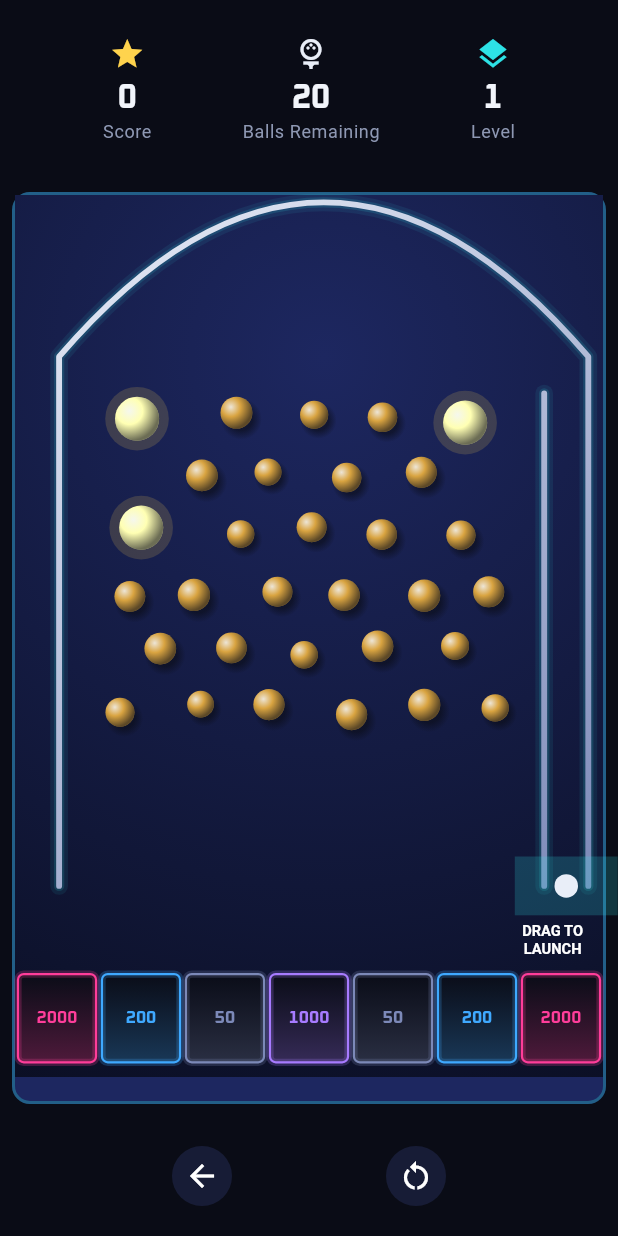
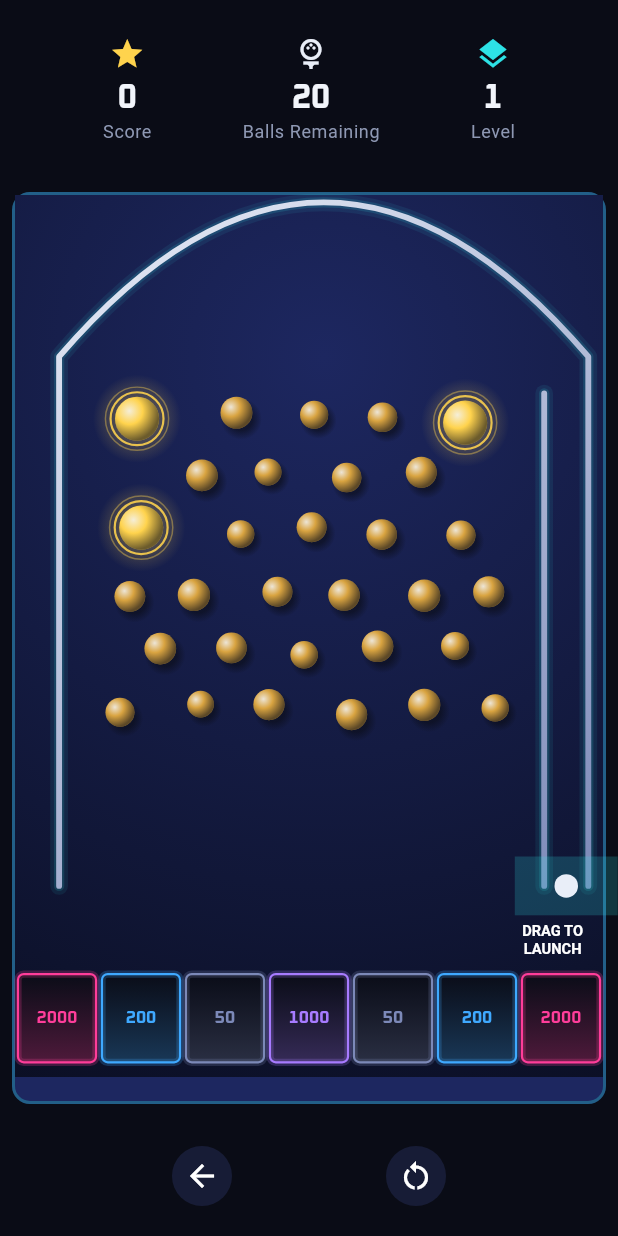
Before and after one commit to frankbria/pachinko, a Flutter app: the screen it shows after launch, after a tap on "Play", on a phone screen of 412 x 824 dp. Run offline on Flutter 3.47's test engine with Material 3 defaults, Android fonts, the phone set to English and light mode, and no system bars; our stand-ins replace just_audio, shared_preferences.

Commit message:
feat(pegs): prize pegs read as prizes; bonus overlay and confetti in the palette (#28) (#69)
* feat(pegs): prize pegs read as prizes; bonus overlay and confetti in the palette (#28)

- A prize peg still to win is a gold sphere in a soft halo with two gold
  rings that breathe with its shimmer. It used to be drawn 70% white: the
  hit flash applied whenever a peg was animating, and a shimmering prize
  peg always is. The flash now needs the peg to have been hit.
- A collected prize peg is dimmed to dark gold with one thin ring, so it
  is plain which prizes remain. Peg.isCollected and
  Peg.collectedPrizeColor carry that; the mocks are regenerated.
- The bonus announcement is a dark scrim with a gold glow and the display
  face, drawn under the balls, the confetti and the popups so it does not
  muddy them. Confetti pieces are discs, diamonds and streamers by size,
  in the palette's gold, magenta, violet, blue and cyan.
- The announcement and confetti live in board_effects.dart, which a test
  reads for colours outside GameConstants.

Peg count, radius and the bonus rules are unchanged. How to Play already
called the pegs gold; a test now pins it.

Claude-Session: https://claude.ai/code/session_01Gt1D2xJNQAaDNDDzqRKKd7

* fix(pegs): a prize peg still to win casts no shadow (#28)

From the cross-family review. Since #26 a glowing peg drew no shadow; this
branch brought the shadow back by accident when the halo moved into
paintSphere. A prize still to win is a light, and a shadow showing through
its halo reads as a dark ring. A collected one, which no longer glows,
keeps its shadow. paintSphere's comment said the wrong thing about when
castsShadow is false and is rewritten.

Claude-Session: https://claude.ai/code/session_01Gt1D2xJNQAaDNDDzqRKKd7

```diff
--- a/lib/models/peg.dart
+++ b/lib/models/peg.dart
@@ -117,27 +117,25 @@ class Peg {
     }
   }
 
+  /// What a prize peg looks like once it has been collected: its gold dimmed
+  /// towards the cabinet, so that the pegs still to win stand out.
+  static final Color collectedPrizeColor =
+      Color.lerp(GameConstants.specialPegColor, GameConstants.cabinetColor, 0.55)!;
+
+  /// Whether this is a prize peg that has been hit on this level.
+  bool get isCollected => type == PegType.special && hasBeenHit;
+
+  /// The colour to draw the peg in: its own, or the dimmed gold of a
+  /// collected prize, brightened towards the ink colour while its hit flash
+  /// runs. A prize peg's shimmer is not in its colour; the board shows it in
+  /// the halo and rings around the peg.
   Color get renderColor {
-    // Determine base color for this peg
-    Color baseColor = color;
+    final baseColor = isCollected ? collectedPrizeColor : color;
 
-    // Special pegs show shimmer effect when highlighted and unhit
-    if (type == PegType.special && isHighlighted) {
-      // Apply shimmer intensity to yellow glow
-      baseColor = Color.lerp(color, const Color(0xFFFFFF00), 0.5 + shimmerIntensity)!;
+    // pulseProgress: 0.0 at the hit, 1.0 when the flash is over
+    if (hasBeenHit && isAnimating && pulseProgress < 1.0) {
+      return Color.lerp(baseColor, GameConstants.inkColor, (1.0 - pulseProgress) * 0.7)!;
     }
-
-    // Apply hit animation effect if animating
-    // pulseProgress: 0.0 (start) -> 1.0 (complete)
-    // Inverted for fade: 1.0 (bright white) -> 0.0 (normal color)
-    if (isAnimating && pulseProgress < 1.0) {
-      final fadeIntensity = 1.0 - pulseProgress; // 1.0 -> 0.0 over animation
-      const white = Color(0xFFFFFFFF);
-      final hitColor = Color.lerp(baseColor, white, fadeIntensity * 0.7);
-      return hitColor ?? baseColor;
-    }
-
-    // After animation completes, return to normal base color
     return baseColor;
   }
 
--- a/lib/widgets/pachinko_board.dart
+++ b/lib/widgets/pachinko_board.dart
@@ -7,6 +7,7 @@ import '../models/game_state.dart';
 import '../models/level.dart';
 import '../models/peg.dart';
 import '../utils/constants.dart';
+import 'board_effects.dart';
 import 'board_static_layer.dart';
 
 class PachinkoBoard extends StatefulWidget {
@@ -204,6 +205,16 @@ class _PachinkoBoardPainter extends CustomPainter {
     _drawSlotCounts(canvas, level);
     _drawAnimatedPegs(canvas, level);
 
+    // The bonus announcement dims the board. It goes under the balls, the
+    // confetti and the score popups, which would be muddied beneath it
+    if (gameState.specialBonusTriggered) {
+      paintBonusOverlay(
+        canvas,
+        opacity: gameState.bonusOverlayOpacity,
+        bonusBalls: 5 + (gameState.currentLevelNumber ~/ 2),
+      );
+    }
+
     // Draw balls
     _drawBalls(canvas, gameState);
 
@@ -216,17 +227,12 @@ class _PachinkoBoardPainter extends CustomPainter {
 
     // Draw confetti particles
     for (final particle in gameState.confettiParticles) {
-      _drawConfettiParticle(canvas, particle);
+      paintConfettiPiece(canvas, particle);
     }
 
     // Draw floating texts
     for (final floatingText in gameState.floatingTexts) {
       _drawFloatingText(canvas, floatingText);
-    }
-
-    // Draw special bonus indicator
-    if (gameState.specialBonusTriggered) {
-      _drawSpecialBonusEffect(canvas, size, scale);
     }
 
     canvas.restore();
@@ -262,6 +268,10 @@ class _PachinkoBoardPainter extends CustomPainter {
 
   /// Prize pegs, and any pin in the middle of its hit pulse. A pin at rest is
   /// in the static layer and is not drawn again here.
+  ///
+  /// A prize peg still to win is a gold sphere in a soft halo with two rings,
+  /// which breathe with its shimmer. Once collected it is dim, with one thin
+  /// ring and no halo, so that it is plain which prizes remain.
   void _drawAnimatedPegs(Canvas canvas, Level level) {
     for (final peg in level.pegs) {
       if (peg.type != PegType.special && !peg.isAnimating) continue;
@@ -276,17 +286,31 @@ class _PachinkoBoardPainter extends CustomPainter {
         canvas.drawCircle(centre, peg.pulseGlowRadius, pulsePaint);
       }
 
-      // Draw shimmer glow for special pegs
-      final glows = peg.type == PegType.special && peg.isHighlighted && peg.shimmerIntensity > 0.0;
-      if (glows) {
-        final shimmerPaint = Paint()
-          ..color = GameConstants.specialPegColor.withValues(alpha: 0.3 * peg.shimmerIntensity)
-          ..style = PaintingStyle.fill;
+      Paint ring(double width, double strength) => Paint()
+        ..style = PaintingStyle.stroke
+        ..strokeWidth = width
+        ..color = GameConstants.specialPegColor.withValues(alpha: strength);
 
-        canvas.drawCircle(centre, peg.radius + (5 + 3 * peg.shimmerIntensity), shimmerPaint);
+      if (peg.type != PegType.special) {
+        paintSphere(canvas, centre, peg.radius, peg.renderColor);
+      } else if (peg.isCollected) {
+        paintSphere(canvas, centre, peg.radius, peg.renderColor);
+        canvas.drawCircle(centre, peg.radius + 2, ring(1, 0.55));
+      } else {
+        // A prize still to win is a light: it has a halo and casts no shadow
+        paintSphere(
+          canvas,
+          centre,
+          peg.radius,
+          peg.renderColor,
+          castsShadow: false,
+          glowColour: GameConstants.specialPegColor,
+        );
+        // shimmerIntensity runs from 0.0 to 0.6
+        final strength = 0.5 + 0.7 * peg.shimmerIntensity;
+        canvas.drawCircle(centre, peg.radius + 3, ring(1.5, strength));
+        canvas.drawCircle(centre, peg.radius + 6.5, ring(1, strength * 0.45));
       }
-
-      paintSphere(canvas, centre, peg.radius, peg.renderColor, castsShadow: !glows);
     }
   }
 
@@ -431,71 +455,6 @@ class _PachinkoBoardPainter extends CustomPainter {
     );
   }
 
-  void _drawSpecialBonusEffect(Canvas canvas, Size size, double scale) {
-    final gameState = gameManager.gameState;
-    final opacity = gameState.bonusOverlayOpacity;
-
-    // Background overlay with opacity
-    final paint = Paint()
-      ..color = GameConstants.bonusBallColor.withOpacity(opacity * 0.3)
-      ..style = PaintingStyle.fill;
-
-    canvas.drawRect(
-      Rect.fromLTWH(0, 0, GameConstants.boardWidth, GameConstants.boardHeight),
-      paint,
-    );
-
-    // Calculate bonus balls amount
-    final bonusBalls = 5 + (gameState.currentLevelNumber ~/ 2);
-
-    // Draw bonus text with opacity (shadows removed for Linux compatibility)
-    final textPainter = TextPainter(
-      text: TextSpan(
-        text: '+$bonusBalls BALLS!',
-        style: TextStyle(
-          color: GameConstants.bonusBallColor.withOpacity(opacity),
-          fontSize: 36,
-          fontWeight: FontWeight.bold,
-        ),
-      ),
-      textDirection: TextDirection.ltr,
-    );
-    textPainter.layout();
-    textPainter.paint(
-      canvas,
-      Offset(
-        (GameConstants.boardWidth - textPainter.width) / 2,
-        GameConstants.boardHeight / 2 - textPainter.height / 2,
-      ),
-    );
-  }
-
-  void _drawConfettiParticle(Canvas canvas, particle) {
-    canvas.save();
-
-    // Translate to particle position
-    canvas.translate(particle.position.x, particle.position.y);
-
-    // Rotate
-    canvas.rotate(particle.rotation);
-
-    // Draw rectangle (confetti piece)
-    final paint = Paint()
-      ..color = particle.color.withOpacity(particle.opacity)
-      ..style = PaintingStyle.fill;
-
-    canvas.drawRect(
-      Rect.fromCenter(
-        center: Offset.zero,
-        width: particle.size,
-        height: particle.size * 0.6,
-      ),
-      paint,
-    );
-
-    canvas.restore();
-  }
-
   void _drawFloatingText(Canvas canvas, floatingText) {
     final textPainter = TextPainter(
       text: TextSpan(
```
Also changed, not shown: lib/models/game_state.dart (+7 -7 lines), lib/widgets/board_effects.dart (added, +97 -0 lines), lib/widgets/board_static_layer.dart (+5 -4 lines), 16 other files.
